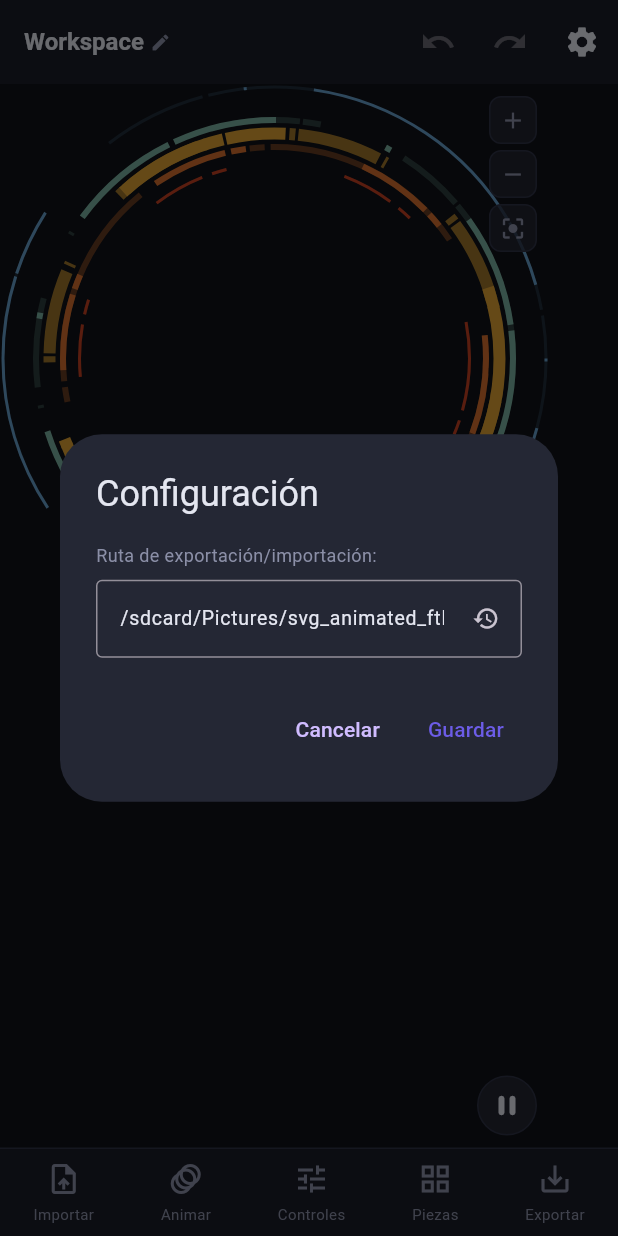
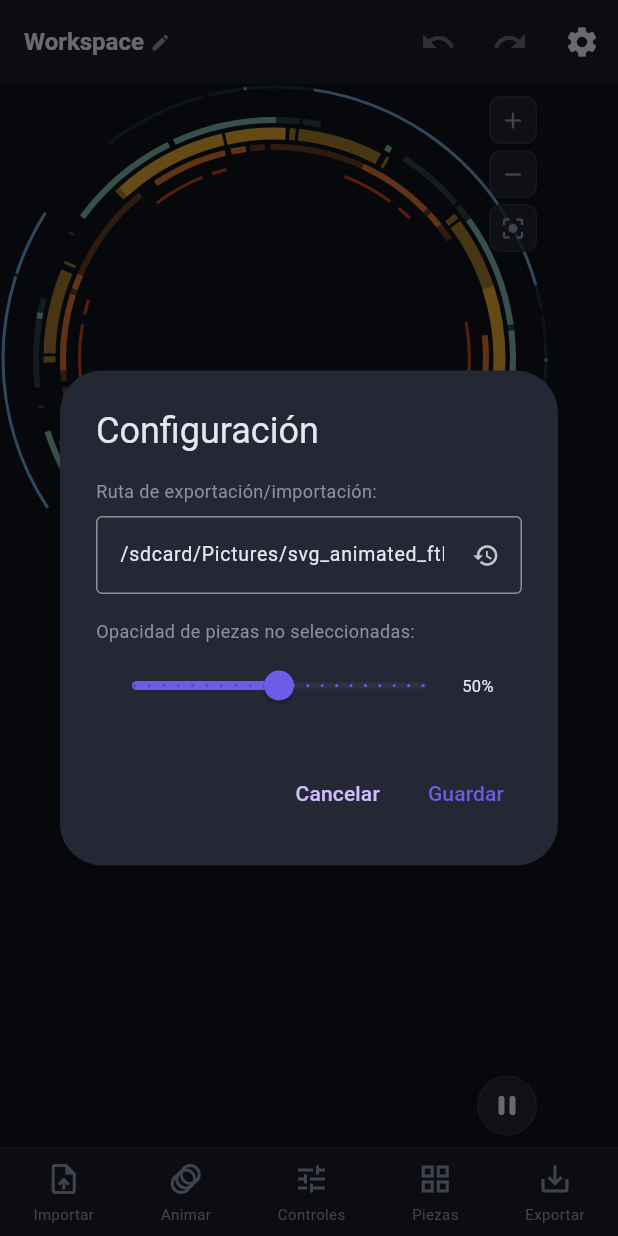
Before and after one commit to siliconvalleyar-oss/svg_animated_ftl, a Flutter app: the screen it shows after launch, after a tap on the "settings" icon, on a phone screen of 412 x 824 dp. Run offline on Flutter 3.47's test engine with Material 3 defaults, Android fonts, the phone set to English and light mode, and no system bars; our stand-ins replace flutter_svg, hive, hive_flutter, permission_handler; accounts and stored records are empty; generated files the repository leaves out were written again.

Commit message:
fix: play button animations working, configurable dim opacity, updated skill

```diff
--- a/lib/providers/settings_provider.dart
+++ b/lib/providers/settings_provider.dart
@@ -4,15 +4,21 @@ import 'package:hive/hive.dart';
 class SettingsProvider extends ChangeNotifier {
   static const _boxName = 'svg_settings';
   static const _exportPathKey = 'export_path';
+  static const _dimOpacityKey = 'dim_opacity';
   static const _defaultPath = '/sdcard/Pictures/svg_animated_ftl';
+  static const double _defaultDimOpacity = 0.5;
 
   String _exportPath = _defaultPath;
+  double _dimOpacity = _defaultDimOpacity;
+
   String get exportPath => _exportPath;
+  double get dimOpacity => _dimOpacity;
 
   Future<void> init() async {
     try {
       final box = await Hive.openBox(_boxName);
       _exportPath = box.get(_exportPathKey, defaultValue: _defaultPath);
+      _dimOpacity = (box.get(_dimOpacityKey, defaultValue: _defaultDimOpacity)).toDouble();
       notifyListeners();
     } catch (e) {
       debugPrint('Error loading settings: $e');
@@ -29,4 +35,15 @@ class SettingsProvider extends ChangeNotifier {
       debugPrint('Error saving export path: $e');
     }
   }
+
+  Future<void> setDimOpacity(double opacity) async {
+    try {
+      _dimOpacity = opacity.clamp(0.0, 1.0);
+      final box = await Hive.openBox(_boxName);
+      await box.put(_dimOpacityKey, _dimOpacity);
+      notifyListeners();
+    } catch (e) {
+      debugPrint('Error saving dim opacity: $e');
+    }
+  }
 }
--- a/lib/screens/home_screen.dart
+++ b/lib/screens/home_screen.dart
@@ -29,11 +29,15 @@ class _HomeScreenState extends State<HomeScreen> {
     return Scaffold(
       backgroundColor: AppColors.background,
       appBar: _buildAppBar(),
-      body: Column(
+      body: Consumer<SettingsProvider>(
+        builder: (context, settings, _) {
+          return Column(
             children: [
-          Expanded(child: SvgPreview()),
+              Expanded(child: SvgPreview(dimOpacity: settings.dimOpacity)),
               if (_selectedPanel >= 0) _buildPanel(),
             ],
+          );
+        },
       ),
       bottomNavigationBar: BottomNav(
         selectedIndex: _selectedPanel,
@@ -299,13 +303,17 @@ class _HomeScreenState extends State<HomeScreen> {
   void _showSettings() {
     final settings = context.read<SettingsProvider>();
     final controller = TextEditingController(text: settings.exportPath);
+    double tempDimOpacity = settings.dimOpacity;
 
     showDialog(
       context: context,
-      builder: (context) => AlertDialog(
+      builder: (context) => StatefulBuilder(
+        builder: (context, setDialogState) {
+          return AlertDialog(
             backgroundColor: AppColors.surface2,
             title: const Text('Configuración', style: TextStyle(color: AppColors.text)),
-        content: Column(
+            content: SingleChildScrollView(
+              child: Column(
                 mainAxisSize: MainAxisSize.min,
                 crossAxisAlignment: CrossAxisAlignment.start,
                 children: [
@@ -326,7 +334,34 @@ class _HomeScreenState extends State<HomeScreen> {
                       ),
                     ),
                   ),
+                  const SizedBox(height: 16),
+                  const Text('Opacidad de piezas no seleccionadas:', style: TextStyle(fontSize: 12, color: AppColors.textDim)),
+                  const SizedBox(height: 4),
+                  Row(
+                    children: [
+                      Expanded(
+                        child: Slider(
+                          value: tempDimOpacity,
+                          min: 0.0,
+                          max: 1.0,
+                          divisions: 20,
+                          activeColor: AppColors.accent,
+                          onChanged: (v) {
+                            setDialogState(() => tempDimOpacity = v);
+                          },
+                        ),
+                      ),
+                      SizedBox(
+                        width: 40,
+                        child: Text(
+                          '${(tempDimOpacity * 100).toInt()}%',
+                          style: const TextStyle(fontSize: 11, color: AppColors.text),
+                        ),
+                      ),
                     ],
+                  ),
+                ],
+              ),
             ),
             actions: [
               TextButton(
@@ -342,17 +377,20 @@ class _HomeScreenState extends State<HomeScreen> {
                       await dir.create(recursive: true);
                     }
                     await settings.setExportPath(path);
+                  }
+                  await settings.setDimOpacity(tempDimOpacity);
                   if (mounted) {
                     ScaffoldMessenger.of(context).showSnackBar(
-                    SnackBar(content: Text('Ruta guardada: $path')),
+                      const SnackBar(content: Text('Configuración guardada')),
                     );
-                }
                   }
                   Navigator.pop(context);
                 },
                 child: const Text('Guardar', style: TextStyle(color: AppColors.accent)),
               ),
             ],
+          );
+        },
       ),
     );
   }
--- a/lib/widgets/animation_scope.dart
+++ b/lib/widgets/animation_scope.dart
@@ -1,17 +1,11 @@
 import 'package:flutter/material.dart';
 
-/// A scope that hosts an [AnimationController] and exposes it to descendants
-/// via [InheritedWidget].
-///
-/// This separates the controller lifecycle from the presentation widgets,
-/// so widgets like [SvgPreview] don't need [SingleTickerProviderStateMixin].
 class AnimationScope extends StatefulWidget {
   final Widget child;
+  final Duration duration;
 
-  const AnimationScope({super.key, required this.child});
+  const AnimationScope({super.key, required this.child, this.duration = const Duration(seconds: 4)});
 
-  /// Retrieve the [AnimationController] from the nearest [AnimationScope]
-  /// ancestor. Returns `null` if no [AnimationScope] is found.
   static AnimationController? of(BuildContext context) {
     final inherited = context.dependOnInheritedWidgetOfExactType<_AnimationScopeInherited>();
     return inherited?.controller;
@@ -22,15 +16,24 @@ class AnimationScope extends StatefulWidget {
 }
 
 class _AnimationScopeState extends State<AnimationScope> with SingleTickerProviderStateMixin {
-  late final AnimationController _controller;
+  late AnimationController _controller;
 
   @override
   void initState() {
     super.initState();
     _controller = AnimationController(
       vsync: this,
-      duration: const Duration(seconds: 2),
-    );
+      duration: widget.duration,
+    )..repeat();
+  }
+
+  @override
+  void didUpdateWidget(AnimationScope oldWidget) {
+    super.didUpdateWidget(oldWidget);
+    if (oldWidget.duration != widget.duration) {
+      _controller.duration = widget.duration;
+      _controller.repeat();
+    }
   }
 
   @override
--- a/lib/widgets/svg_preview.dart
+++ b/lib/widgets/svg_preview.dart
@@ -13,6 +13,10 @@ import 'trajectory_overlay.dart';
 import 'individual_elements_view.dart';
 
 class SvgPreview extends StatelessWidget {
+  final double dimOpacity;
+
+  const SvgPreview({Key? key, this.dimOpacity = 0.5}) : super(key: key);
+
   @override
   Widget build(BuildContext context) {
     return Consumer<SvgProvider>(
@@ -21,15 +25,19 @@ class SvgPreview extends StatelessWidget {
           return EmptyState();
         }
 
-        _syncAnimationState(context, provider);
-
         final hasSelection = provider.activeWorkspace.selectedGroupElements.isNotEmpty;
         final isPlaying = provider.animationPlaying;
         final hasAnimations = provider.elementAnimations.values.any(
           (c) => c.presetId != null,
         );
 
-        return Stack(
+        // Calculate animation duration based on average speed
+        final avgSpeed = _getAverageSpeed(provider);
+        final animDuration = Duration(milliseconds: (avgSpeed * 1000).toInt());
+
+        return AnimationScope(
+          duration: animDuration,
+          child: Stack(
             children: [
               BackgroundLayer(),
 
@@ -39,10 +47,10 @@ class SvgPreview extends StatelessWidget {
                   minScale: AppConstants.minZoom,
                   maxScale: AppConstants.maxZoom,
                   child: hasAnimations
-                    ? IndividualElementsView()
+                      ? IndividualElementsView(dimOpacity: dimOpacity)
                       : AnimatedOpacity(
                           duration: const Duration(milliseconds: 200),
-                        opacity: hasSelection ? 0.3 : 1.0,
+                          opacity: hasSelection ? dimOpacity : 1.0,
                           child: SvgPicture.string(
                             provider.currentSvgString!,
                             fit: BoxFit.contain,
@@ -113,19 +121,17 @@ class SvgPreview extends StatelessWidget {
                 PiecesOverlay(),
               ZoomControls(),
             ],
+          ),
         );
       },
     );
   }
 
-  void _syncAnimationState(BuildContext context, SvgProvider provider) {
-    final ctrl = AnimationScope.of(context);
-    if (ctrl == null) return;
-
-    if (!provider.animationPlaying) {
-      ctrl.stop();
-    } else if (!ctrl.isAnimating) {
-      ctrl.repeat();
+  double _getAverageSpeed(SvgProvider provider) {
+    final configs = provider.elementAnimations.values;
+    if (configs.isEmpty) return 4.0;
+    final speeds = configs.where((c) => c.presetId != null).map((c) => c.speed);
+    if (speeds.isEmpty) return 4.0;
+    return speeds.reduce((a, b) => a + b) / speeds.length;
   }
 }
-}
```
Also changed, not shown: lib/widgets/individual_elements_view.dart (+13 -27 lines), 3 other files. Lines whose indentation alone changed are shown as unchanged.
